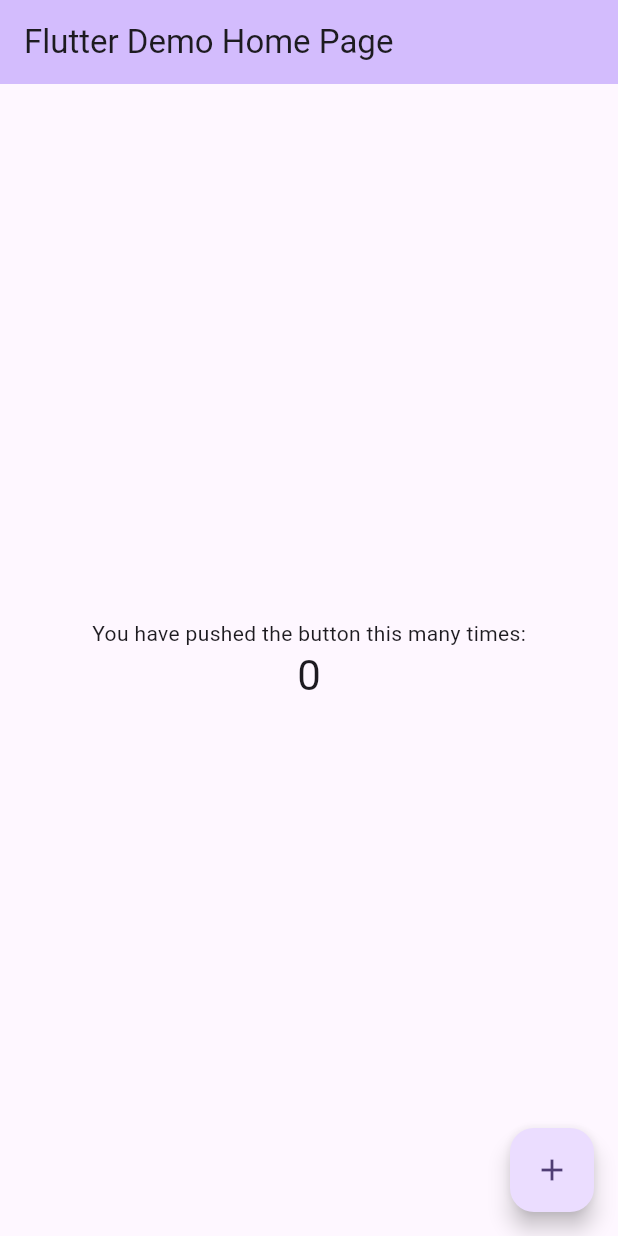
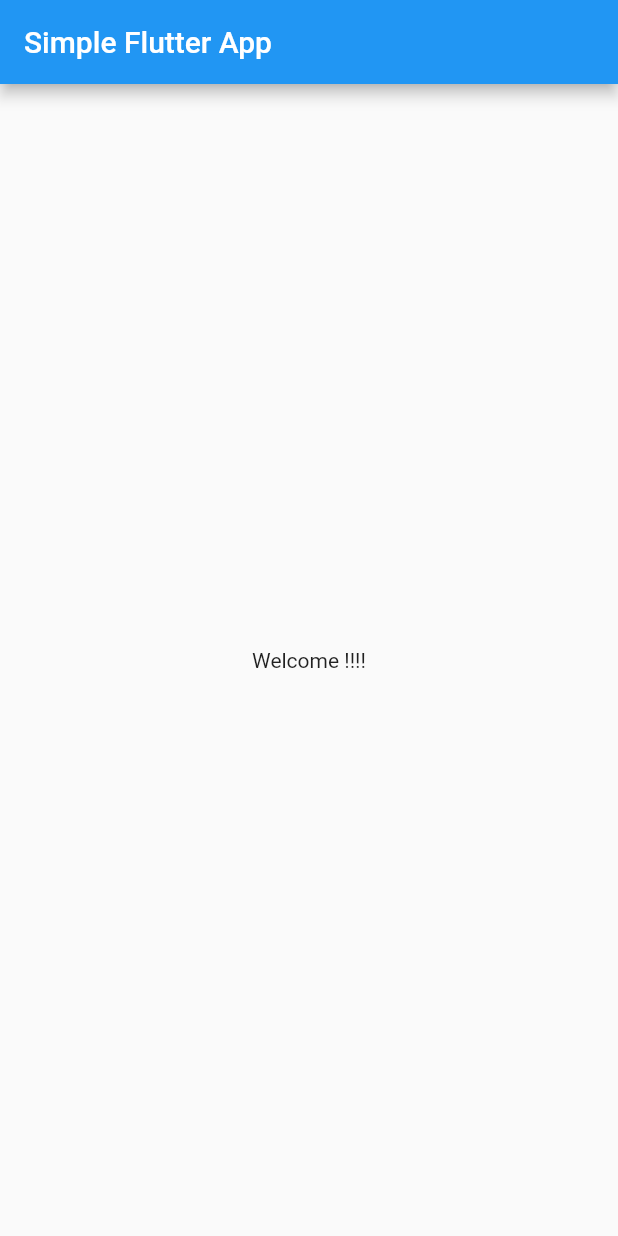
Before and after one commit to ridmanavod/Simple_Flutter_App, a Flutter app: the screen it shows after launch, on a phone screen of 412 x 824 dp. Run offline on Flutter 3.47's test engine with Material 2 defaults, Android fonts, the phone set to English and light mode, and no system bars.

Commit message:
project completed

```diff
--- a/lib/main.dart
+++ b/lib/main.dart
@@ -1,125 +1,17 @@
 import 'package:flutter/material.dart';
+import 'package:simple_flutter_app/pages/home_page.dart';
 
-void main() {
-  runApp(const MyApp());
+void main(){
+  runApp(MyApp());
 }
 
 class MyApp extends StatelessWidget {
   const MyApp({super.key});
 
-  // This widget is the root of your application.
   @override
   Widget build(BuildContext context) {
-    return MaterialApp(
-      title: 'Flutter Demo',
-      theme: ThemeData(
-        // This is the theme of your application.
-        //
-        // TRY THIS: Try running your application with "flutter run". You'll see
-        // the application has a blue toolbar. Then, without quitting the app,
-        // try changing the seedColor in the colorScheme below to Colors.green
-        // and then invoke "hot reload" (save your changes or press the "hot
-        // reload" button in a Flutter-supported IDE, or press "r" if you used
-        // the command line to start the app).
-        //
-        // Notice that the counter didn't reset back to zero; the application
-        // state is not lost during the reload. To reset the state, use hot
-        // restart instead.
-        //
-        // This works for code too, not just values: Most code changes can be
-        // tested with just a hot reload.
-        colorScheme: ColorScheme.fromSeed(seedColor: Colors.deepPurple),
-        useMaterial3: true,
-      ),
-      home: const MyHomePage(title: 'Flutter Demo Home Page'),
+    return const MaterialApp(
+      home: home_page(),
     );
   }
 }
-
-class MyHomePage extends StatefulWidget {
-  const MyHomePage({super.key, required this.title});
-
-  // This widget is the home page of your application. It is stateful, meaning
-  // that it has a State object (defined below) that contains fields that affect
-  // how it looks.
-
-  // This class is the configuration for the state. It holds the values (in this
-  // case the title) provided by the parent (in this case the App widget) and
-  // used by the build method of the State. Fields in a Widget subclass are
-  // always marked "final".
-
-  final String title;
-
-  @override
-  State<MyHomePage> createState() => _MyHomePageState();
-}
-
-class _MyHomePageState extends State<MyHomePage> {
-  int _counter = 0;
-
-  void _incrementCounter() {
-    setState(() {
-      // This call to setState tells the Flutter framework that something has
-      // changed in this State, which causes it to rerun the build method below
-      // so that the display can reflect the updated values. If we changed
-      // _counter without calling setState(), then the build method would not be
-      // called again, and so nothing would appear to happen.
-      _counter++;
-    });
-  }
-
-  @override
-  Widget build(BuildContext context) {
-    // This method is rerun every time setState is called, for instance as done
-    // by the _incrementCounter method above.
-    //
-    // The Flutter framework has been optimized to make rerunning build methods
-    // fast, so that you can just rebuild anything that needs updating rather
-    // than having to individually change instances of widgets.
-    return Scaffold(
-      appBar: AppBar(
-        // TRY THIS: Try changing the color here to a specific color (to
-        // Colors.amber, perhaps?) and trigger a hot reload to see the AppBar
-        // change color while the other colors stay the same.
-        backgroundColor: Theme.of(context).colorScheme.inversePrimary,
-        // Here we take the value from the MyHomePage object that was created by
-        // the App.build method, and use it to set our appbar title.
-        title: Text(widget.title),
-      ),
-      body: Center(
-        // Center is a layout widget. It takes a single child and positions it
-        // in the middle of the parent.
-        child: Column(
-          // Column is also a layout widget. It takes a list of children and
-          // arranges them vertically. By default, it sizes itself to fit its
-          // children horizontally, and tries to be as tall as its parent.
-          //
-          // Column has various properties to control how it sizes itself and
-          // how it positions its children. Here we use mainAxisAlignment to
-          // center the children vertically; the main axis here is the vertical
-          // axis because Columns are vertical (the cross axis would be
-          // horizontal).
-          //
-          // TRY THIS: Invoke "debug painting" (choose the "Toggle Debug Paint"
-          // action in the IDE, or press "p" in the console), to see the
-          // wireframe for each widget.
-          mainAxisAlignment: MainAxisAlignment.center,
-          children: <Widget>[
-            const Text(
-              'You have pushed the button this many times:',
-            ),
-            Text(
-              '$_counter',
-              style: Theme.of(context).textTheme.headlineMedium,
-            ),
-          ],
-        ),
-      ),
-      floatingActionButton: FloatingActionButton(
-        onPressed: _incrementCounter,
-        tooltip: 'Increment',
-        child: const Icon(Icons.add),
-      ), // This trailing comma makes auto-formatting nicer for build methods.
-    );
-  }
-}
--- /dev/null
+++ b/lib/pages/home_page.dart
@@ -0,0 +1,17 @@
+import 'package:flutter/material.dart';
+
+class home_page extends StatelessWidget {
+  const home_page({super.key});
+
+  @override
+  Widget build(BuildContext context) {
+    return Scaffold(
+      appBar: AppBar(
+        title: Text("Simple Flutter App"),
+      ),
+      body: Center(
+        child: Text("Welcome !!!!"),
+      ),
+    );
+  }
+}
```
